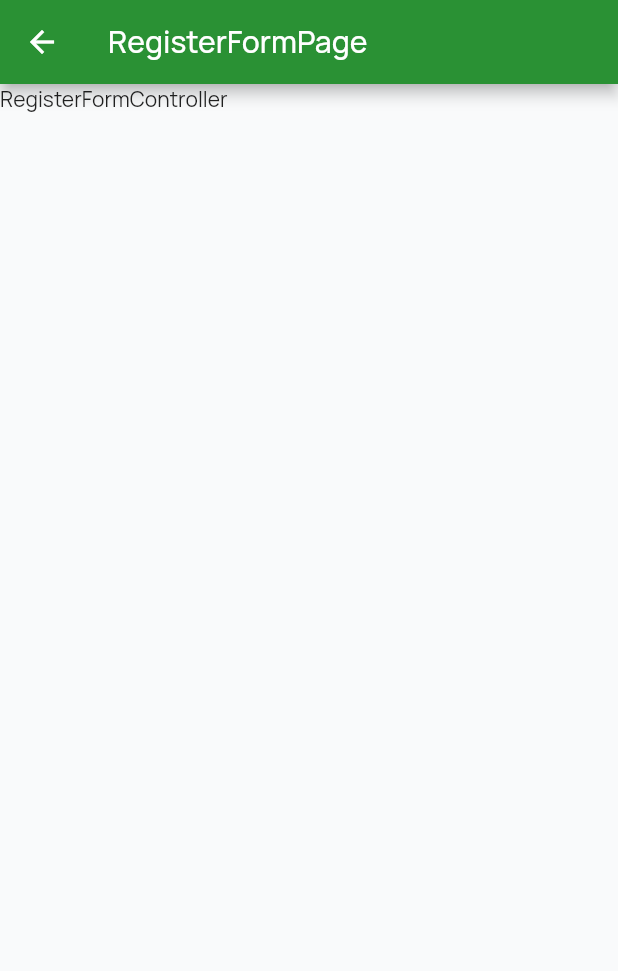
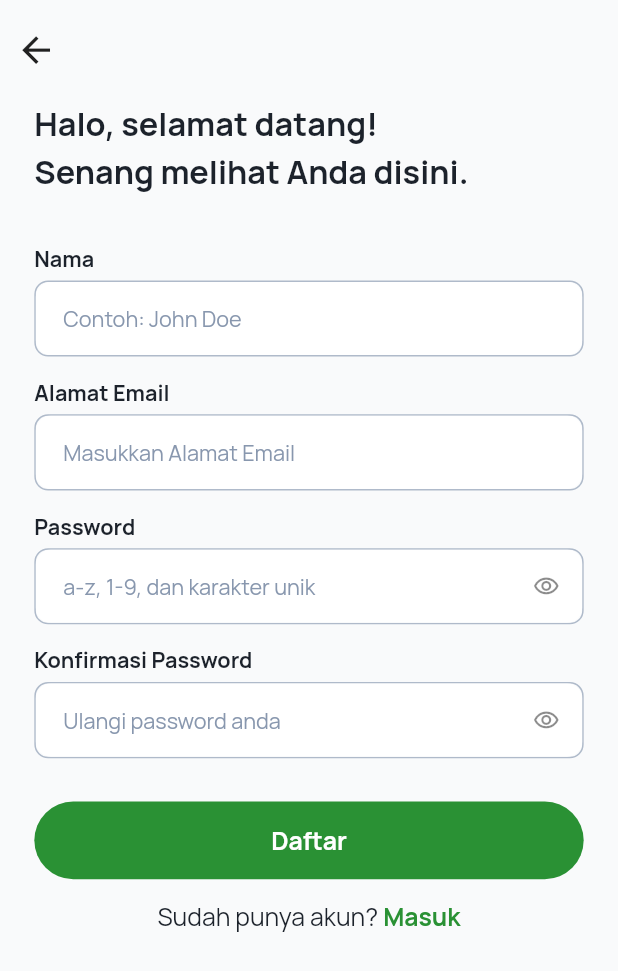
Before and after one commit to Penyihir-Berkah-Mage-ITS/mobile, a Flutter app: the RegisterFormPage screen opened directly, on a phone screen of 412 x 824 dp. Shown: the top 971 px of the screen. Run offline on Flutter 3.47's test engine with Material 2 defaults, Android fonts, the phone set to English and light mode, and no system bars; our stand-ins replace flutter_dotenv, flutter_screenutil, flutter_svg, get; missing offline and left inert: transparent_pointer.

Commit message:
register page

```diff
--- a/lib/app/controller/register_controller.dart
+++ b/lib/app/controller/register_controller.dart
@@ -4,6 +4,7 @@ import 'package:get/get.dart';
 class RegisterController extends GetxController {
   static RegisterController get i => Get.find<RegisterController>();
   GlobalKey<FormState> nameKey = GlobalKey<FormState>();
+  GlobalKey<FormState> formKey = GlobalKey<FormState>();
 
   RxString usernameValue = "".obs;
   RxInt gender = (-1).obs;
@@ -11,7 +12,9 @@ class RegisterController extends GetxController {
 
   RxMap<String, TextEditingController> form = {
     "username": TextEditingController(),
+    'password': TextEditingController(),
     "gender": TextEditingController(),
+    "email": TextEditingController(),
     "profile_picture": TextEditingController(),
   }.obs;
 
@@ -25,4 +28,8 @@ class RegisterController extends GetxController {
     'spaceExplorer42',
     'lightSaberMaster',
   ];
+
+  void register() {
+    if (formKey.currentState!.validate()) {}
+  }
 }
--- a/lib/app/presentation/view/login_page.dart
+++ b/lib/app/presentation/view/login_page.dart
@@ -61,7 +61,11 @@ class LoginPage extends GetView<LoginController> {
                     ),
                     GestureDetector(
                       onTap: () {
-                        Get.toNamed(AppRoute.registerName);
+                        if (Get.previousRoute == AppRoute.registerForm) {
+                          Get.back();
+                        } else {
+                          Get.toNamed(AppRoute.registerName);
+                        }
                       },
                       child: Text(
                         'Buat akun',
--- a/lib/app/presentation/view/register/register_form_page.dart
+++ b/lib/app/presentation/view/register/register_form_page.dart
@@ -1,5 +1,12 @@
 import 'package:asa/app/controller/register_controller.dart';
+import 'package:asa/app/presentation/widget/app_button.dart';
+import 'package:asa/app/presentation/widget/app_header.dart';
+import 'package:asa/app/presentation/widget/app_input.dart';
+import 'package:asa/routes/app_route.dart';
+import 'package:asa/styles/color_constants.dart';
+import 'package:asa/utils/text_styles.dart';
 import 'package:flutter/material.dart';
+import 'package:flutter_screenutil/flutter_screenutil.dart';
 import 'package:get/get.dart';
 
 class RegisterFormPage extends GetView<RegisterController> {
@@ -8,9 +15,120 @@ class RegisterFormPage extends GetView<RegisterController> {
   @override
   Widget build(BuildContext context) {
     return Scaffold(
-      appBar: AppBar(title: Text('RegisterFormPage')),
-      body: SafeArea(
-        child: Text('RegisterFormController'),
+      appBar: AppHeader(title: ''),
+      body: SingleChildScrollView(
+        child: Form(
+          key: controller.formKey,
+          child: Padding(
+            padding: EdgeInsets.symmetric(horizontal: 20.w),
+            child: Column(
+              children: [
+                Column(
+                  crossAxisAlignment: CrossAxisAlignment.stretch,
+                  children: [
+                    Text(
+                      "Halo, selamat datang!\nSenang melihat Anda disini.",
+                      style: h2BTextStyle(),
+                    ),
+                    SizedBox(height: 30.h),
+                    AppInput(
+                      controller: controller.form['username']!,
+                      label: "Nama",
+                      placeholder: "Contoh: John Doe",
+                      validator: (e) {
+                        if (e!.isEmpty) {
+                          return "Nama tidak boleh kosong";
+                        }
+                        return null;
+                      },
+                    ),
+                    SizedBox(height: 12.h),
+                    AppInput(
+                      controller: controller.form['email']!,
+                      label: "Alamat Email",
+                      placeholder: "Masukkan Alamat Email",
+                      validator: (e) {
+                        if (e!.isEmpty) {
+                          return "Email tidak boleh kosong";
+                        }
+                        if (!e.isEmail) {
+                          return "Email tidak valid";
+                        }
+                        return null;
+                      },
+                    ),
+                    SizedBox(height: 12.h),
+                    AppInput(
+                      controller: controller.form['password']!,
+                      label: "Password",
+                      prefixIcon: Icon(Icons.password),
+                      obscureText: true,
+                      placeholder: "a-z, 1-9, dan karakter unik",
+                      validator: (value) {
+                        if (value!.length < 8) {
+                          return 'Password harus minimum 8 karakter';
+                        }
+                        if (!value.contains(RegExp(r'[a-z]'))) {
+                          return 'Password harus memiliki setidaknya satu huruf kecil.';
+                        }
+                        if (!value.contains(RegExp(r'[A-Z]'))) {
+                          return 'Password harus memiliki setidaknya satu huruf besar.';
+                        }
+                        if (!value.contains(RegExp(r'[0-9]'))) {
+                          return 'Password harus memiliki setidaknya satu angka.';
+                        }
+                        return null;
+                      },
+                    ),
+                    SizedBox(height: 12.h),
+                    AppInput(
+                      controller: TextEditingController(),
+                      label: "Konfirmasi Password",
+                      obscureText: true,
+                      placeholder: "Ulangi password anda",
+                      validator: (e) {
+                        if (e!.isEmpty) {
+                          return "Konfirmasi password tidak boleh kosong";
+                        }
+                        if (e != controller.form['password']!.text) {
+                          return "Password tidak sama";
+                        }
+                        return null;
+                      },
+                    ),
+                    SizedBox(height: 28.h),
+                    AppButton(
+                      onPressed: controller.register,
+                      text: "Daftar",
+                    ),
+                    SizedBox(height: 12.h),
+                    Row(
+                      mainAxisAlignment: MainAxisAlignment.center,
+                      children: [
+                        Text(
+                          "Sudah punya akun? ",
+                          style: body3TextStyle(),
+                        ),
+                        GestureDetector(
+                          onTap: () {
+                            Get.toNamed(AppRoute.login);
+                          },
+                          child: Text(
+                            "Masuk",
+                            style: body3BTextStyle(
+                              color: ColorConstants.primary[500],
+                            ),
+                          ),
+                        ),
+                      ],
+                    ),
+                    SizedBox(height: 20.h),
+                  ],
+                ),
+              ],
+            ),
+          ),
+        ),
       ),
     );
   }
--- /dev/null
+++ b/lib/utils/form_converter.dart
@@ -0,0 +1,5 @@
+import 'package:flutter/widgets.dart';
+
+Map<String, String> formConverter(Map<String, TextEditingController> form) {
+  return form.map((key, value) => MapEntry(key, value.text));
+}
```
Also changed, not shown: lib/app/presentation/view/register/register_avatar_page.dart (+6 -2 lines), lib/app/presentation/widget/app_input.dart (+8 -7 lines), lib/routes/app_page.dart (+9 -2 lines).
